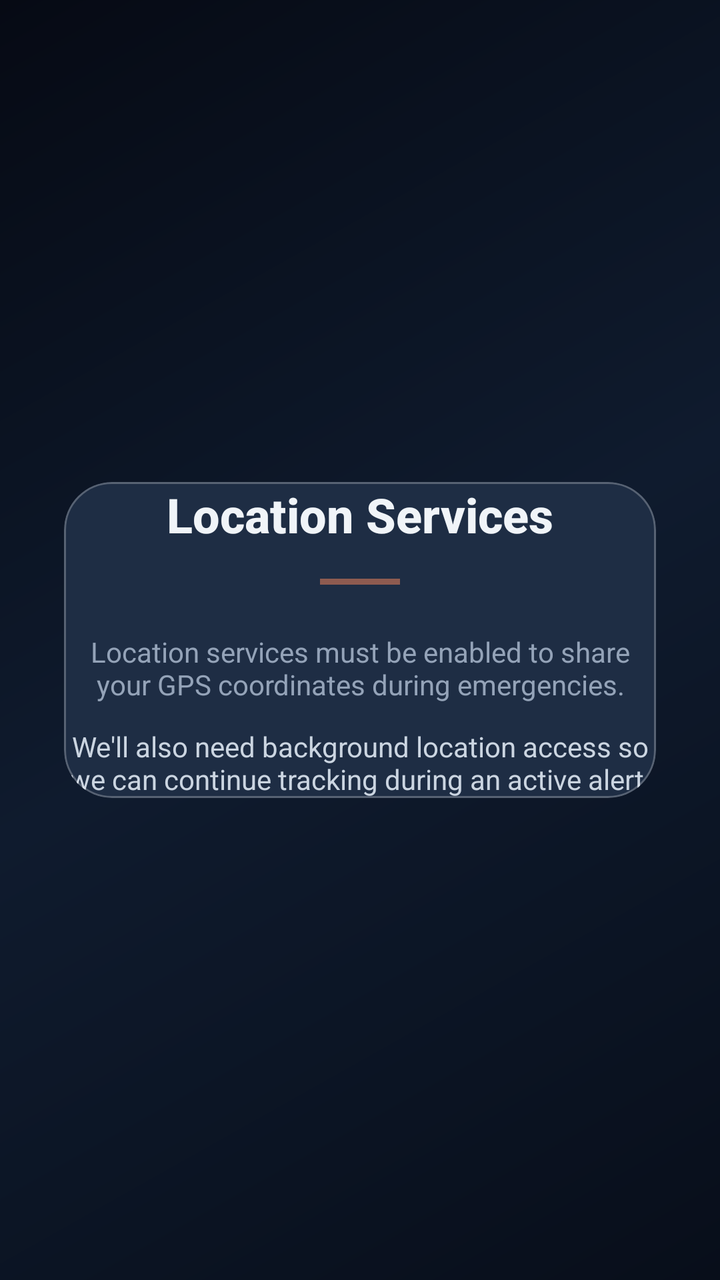
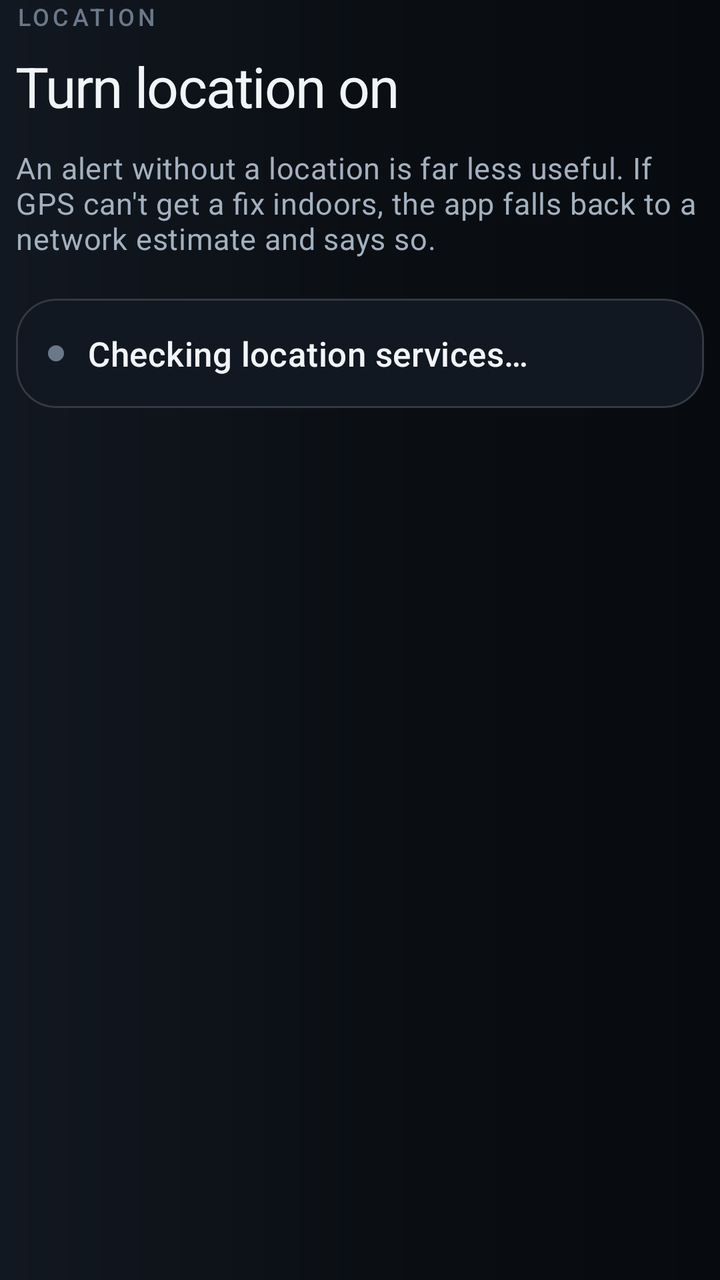

Two renders of the same Android screen: before a commit and after it. Below are the layout's source before the change and the commit's diff.
<!-- AndroidManifest.xml: application theme Theme.RakshaSetu -->
<!-- res/layout/page_onboarding_location.xml -->
<?xml version="1.0" encoding="utf-8"?>
<LinearLayout xmlns:android="http://schemas.android.com/apk/res/android"
    xmlns:app="http://schemas.android.com/apk/res-auto"
    android:layout_width="match_parent"
    android:layout_height="match_parent"
    android:orientation="vertical"
    android:background="@drawable/bg_gradient_dark"
    android:gravity="center"
    android:padding="32dp">

    <com.google.android.material.card.MaterialCardView
        android:layout_width="match_parent"
        android:layout_height="wrap_content"
        app:cardCornerRadius="24dp"
        app:cardElevation="0dp"
        app:cardBackgroundColor="@color/glass_card_solid"
        app:strokeColor="@color/glass_border"
        app:strokeWidth="1dp"
        android:padding="32dp">

        <LinearLayout
            android:layout_width="match_parent"
            android:layout_height="wrap_content"
            android:orientation="vertical"
            android:gravity="center">

            <TextView
                android:layout_width="wrap_content"
                android:layout_height="wrap_content"
                android:text="Location Services"
                android:textSize="24sp"
                android:textStyle="bold"
                android:textColor="@color/text_primary"
                android:fontFamily="sans-serif-medium" />

            <View
                android:layout_width="40dp"
                android:layout_height="3dp"
                android:background="@color/md_theme_primary"
                android:layout_marginTop="16dp"
                android:alpha="0.5" />

            <TextView
                android:layout_width="match_parent"
                android:layout_height="wrap_content"
                android:text="Location services must be enabled to share your GPS coordinates during emergencies."
                android:textSize="14sp"
                android:textColor="@color/text_secondary"
                android:layout_marginTop="24dp"
                android:gravity="center" />

            <TextView
                android:layout_width="match_parent"
                android:layout_height="wrap_content"
                android:text="We'll also need background location access so we can continue tracking during an active alert."
                android:textSize="14sp"
                android:textColor="@color/text_glass"
                android:layout_marginTop="12dp"
                android:gravity="center" />
        </LinearLayout>
    </com.google.android.material.card.MaterialCardView>
</LinearLayout>
<!-- resources referenced by this layout -->
<resources>
  <color name="glass_border">#40FFFFFF</color>
  <color name="glass_card_solid">#1E2D44</color>
  <color name="md_theme_primary">#FF8A5C</color>
  <color name="text_glass">#CBD5E1</color>
  <color name="text_primary">#F0F4F8</color>
  <color name="text_secondary">#94A3B8</color>
  <!-- drawable bg_gradient_dark (drawable) -->
  <?xml version="1.0" encoding="utf-8"?>
  <shape xmlns:android="http://schemas.android.com/apk/res/android"
      android:shape="rectangle">
      <gradient
          android:type="linear"
          android:angle="135"
          android:startColor="@color/background_gradient_start"
          android:centerColor="@color/background_gradient_mid"
          android:endColor="@color/background_gradient_end" />
  </shape>
  <style name="Theme.RakshaSetu" parent="Theme.Material3.Dark.NoActionBar">
          <item name="colorPrimary">@color/md_theme_primary</item>
          <item name="colorPrimaryDark">@color/primary_dark</item>
          <item name="colorAccent">@color/accent</item>
          <item name="android:windowBackground">@color/background</item>
          <item name="android:statusBarColor">@android:color/transparent</item>
          <item name="android:navigationBarColor">@android:color/transparent</item>
          <item name="android:windowDrawsSystemBarBackgrounds">true</item>
          <item name="android:windowTranslucentStatus">false</item>
          <item name="colorOnPrimary">@color/md_theme_onPrimary</item>
          <item name="colorSecondary">@color/md_theme_secondary</item>
          <item name="colorOnSecondary">@color/md_theme_onSecondary</item>
          <item name="android:colorBackground">@color/md_theme_background</item>
          <item name="colorSurface">@color/md_theme_surface</item>
          <item name="colorOnSurface">@color/md_theme_onSurface</item>
      </style>
  <color name="background_gradient_start">#080E1A</color>
  <color name="background_gradient_mid">#0F1B2E</color>
  <color name="background_gradient_end">#060A14</color>
  <color name="primary_dark">#E55A25</color>
  <color name="accent">#FFD166</color>
  <color name="background">#080E1A</color>
  <color name="md_theme_onPrimary">#FFFFFF</color>
  <color name="md_theme_secondary">#C4A882</color>
  <color name="md_theme_onSecondary">#2B1A00</color>
  <color name="md_theme_background">#080E1A</color>
  <color name="md_theme_surface">#1E2D44</color>
  <color name="md_theme_onSurface">#E2E8F0</color>
</resources>

<!-- the commit's change to res/layout/page_onboarding_location.xml (unified diff, before → after) -->
@@ -4,59 +4,61 @@
     android:layout_width="match_parent"
     android:layout_height="match_parent"
     android:orientation="vertical"
-    android:background="@drawable/bg_gradient_dark"
-    android:gravity="center"
-    android:padding="32dp">
+    android:paddingHorizontal="@dimen/space_2">
+
+    <TextView
+        android:layout_width="match_parent"
+        android:layout_height="wrap_content"
+        android:text="Location"
+        android:textAppearance="@style/TextAppearance.RS.Eyebrow" />
+
+    <TextView
+        android:layout_width="match_parent"
+        android:layout_height="wrap_content"
+        android:layout_marginTop="@dimen/space_2"
+        android:text="Turn location on"
+        android:textAppearance="@style/TextAppearance.RS.H1" />
+
+    <TextView
+        android:layout_width="match_parent"
+        android:layout_height="wrap_content"
+        android:layout_marginTop="@dimen/space_3"
+        android:text="An alert without a location is far less useful. If GPS can't get a fix indoors, the app falls back to a network estimate and says so."
+        android:textAppearance="@style/TextAppearance.RS.Body" />
 
     <com.google.android.material.card.MaterialCardView
+        style="@style/Widget.RS.Card"
         android:layout_width="match_parent"
         android:layout_height="wrap_content"
-        app:cardCornerRadius="24dp"
-        app:cardElevation="0dp"
-        app:cardBackgroundColor="@color/glass_card_solid"
-        app:strokeColor="@color/glass_border"
-        app:strokeWidth="1dp"
-        android:padding="32dp">
+        android:layout_marginTop="@dimen/space_5">
 
         <LinearLayout
             android:layout_width="match_parent"
             android:layout_height="wrap_content"
-            android:orientation="vertical"
-            android:gravity="center">
+            android:gravity="center_vertical"
+            android:orientation="horizontal"
+            android:padding="@dimen/space_4">
+
+            <View
+                android:id="@+id/dotLocation"
+                android:layout_width="8dp"
+                android:layout_height="8dp"
+                android:background="@drawable/bg_dot_idle" />
 
             <TextView
-                android:layout_width="wrap_content"
+                android:id="@+id/tvLocationStatus"
+                android:layout_width="0dp"
                 android:layout_height="wrap_content"
-                android:text="Location Services"
-                android:textSize="24sp"
-                android:textStyle="bold"
-                android:textColor="@color/text_primary"
-                android:fontFamily="sans-serif-medium" />
-
-            <View
-                android:layout_width="40dp"
-                android:layout_height="3dp"
-                android:background="@color/md_theme_primary"
-                android:layout_marginTop="16dp"
-                android:alpha="0.5" />
-
-            <TextView
-                android:layout_width="match_parent"
-                android:layout_height="wrap_content"
-                android:text="Location services must be enabled to share your GPS coordinates during emergencies."
-                android:textSize="14sp"
-                android:textColor="@color/text_secondary"
-                android:layout_marginTop="24dp"
-                android:gravity="center" />
-
-            <TextView
-                android:layout_width="match_parent"
-                android:layout_height="wrap_content"
-                android:text="We'll also need background location access so we can continue tracking during an active alert."
-                android:textSize="14sp"
-                android:textColor="@color/text_glass"
-                android:layout_marginTop="12dp"
-                android:gravity="center" />
+                android:layout_marginStart="@dimen/space_3"
+                android:layout_weight="1"
+                android:text="Checking location services…"
+                android:textAppearance="@style/TextAppearance.RS.H3" />
         </LinearLayout>
     </com.google.android.material.card.MaterialCardView>
+
+    <View
+        android:layout_width="match_parent"
+        android:layout_height="0dp"
+        android:layout_weight="1" />
+
 </LinearLayout>
<!-- resource entries referenced after the edit -->
@@ -1,49 +1,100 @@
 <!-- resources referenced by this layout -->
 <resources>
-  <color name="glass_border">#40FFFFFF</color>
-  <color name="glass_card_solid">#1E2D44</color>
-  <color name="md_theme_primary">#FF8A5C</color>
-  <color name="text_glass">#CBD5E1</color>
-  <color name="text_primary">#F0F4F8</color>
-  <color name="text_secondary">#94A3B8</color>
+  <dimen name="space_2">8dp</dimen>
+  <dimen name="space_3">12dp</dimen>
+  <dimen name="space_4">16dp</dimen>
+  <dimen name="space_5">20dp</dimen>
+  <!-- drawable bg_dot_idle (drawable) -->
+  <?xml version="1.0" encoding="utf-8"?>
+  <shape xmlns:android="http://schemas.android.com/apk/res/android"
+      android:shape="oval">
+      <solid android:color="@color/status_idle" />
+  </shape>
+  <style name="TextAppearance.RS.Body" parent="TextAppearance.Material3.BodyMedium">
+          <item name="android:textSize">@dimen/type_body</item>
+          <item name="android:textColor">@color/text_secondary</item>
+          <item name="android:lineSpacingMultiplier">1.25</item>
+      </style>
+  <style name="TextAppearance.RS.Eyebrow" parent="TextAppearance.Material3.LabelSmall">
+          <item name="android:textSize">@dimen/type_label</item>
+          <item name="android:textColor">@color/text_muted</item>
+          <item name="android:fontFamily">sans-serif-medium</item>
+          <item name="android:textAllCaps">true</item>
+          <item name="android:letterSpacing">0.14</item>
+      </style>
+  <style name="TextAppearance.RS.H1" parent="TextAppearance.Material3.HeadlineSmall">
+          <item name="android:textSize">@dimen/type_h1</item>
+          <item name="android:textColor">@color/text_primary</item>
+          <item name="android:fontFamily">sans-serif-medium</item>
+          <item name="android:letterSpacing">-0.02</item>
+      </style>
+  <style name="TextAppearance.RS.H3" parent="TextAppearance.Material3.TitleMedium">
+          <item name="android:textSize">@dimen/type_h3</item>
+          <item name="android:textColor">@color/text_primary</item>
+          <item name="android:fontFamily">sans-serif-medium</item>
+      </style>
+  <style name="Widget.RS.Card" parent="Widget.Material3.CardView.Filled">
+          <item name="cardBackgroundColor">@color/surface_raised</item>
+          <item name="cardCornerRadius">@dimen/radius_card</item>
+          <item name="cardElevation">0dp</item>
+          <item name="strokeColor">@color/hairline_default</item>
+          <item name="strokeWidth">@dimen/hairline</item>
+          <item name="rippleColor">@color/ripple_light</item>
+      </style>
+  <color name="text_primary">#F2F5F8</color>
+  <dimen name="type_h3">17sp</dimen>
+  <color name="surface_raised">#121821</color>
+  <dimen name="radius_card">20dp</dimen>
+  <color name="hairline_default">#26FFFFFF</color>
+  <dimen name="hairline">1dp</dimen>
+  <color name="ripple_light">#1FFFFFFF</color>
+  <color name="text_secondary">#A3B0BF</color>
+  <dimen name="type_label">12sp</dimen>
+  <color name="text_muted">#6B7889</color>
+  <dimen name="type_h1">28sp</dimen>
   <!-- drawable bg_gradient_dark (drawable) -->
   <?xml version="1.0" encoding="utf-8"?>
   <shape xmlns:android="http://schemas.android.com/apk/res/android"
       android:shape="rectangle">
       <gradient
           android:type="linear"
-          android:angle="135"
-          android:startColor="@color/background_gradient_start"
-          android:centerColor="@color/background_gradient_mid"
-          android:endColor="@color/background_gradient_end" />
+          android:angle="180"
+          android:startColor="@color/surface_sunken"
+          android:centerColor="@color/surface_base"
+          android:endColor="@color/surface_raised" />
   </shape>
+  <color name="surface_sunken">#070A0E</color>
   <style name="Theme.RakshaSetu" parent="Theme.Material3.Dark.NoActionBar">
-          <item name="colorPrimary">@color/md_theme_primary</item>
-          <item name="colorPrimaryDark">@color/primary_dark</item>
-          <item name="colorAccent">@color/accent</item>
-          <item name="android:windowBackground">@color/background</item>
+          <item name="colorPrimary">@color/accent</item>
+          <item name="colorOnPrimary">@color/text_on_accent</item>
+          <item name="colorPrimaryContainer">@color/accent_muted</item>
+          <item name="colorOnPrimaryContainer">@color/accent</item>
+          <item name="colorSecondary">@color/data_text</item>
+          <item name="colorOnSecondary">@color/surface_base</item>
+          <item name="colorError">@color/sos_button</item>
+          <item name="android:colorBackground">@color/surface_base</item>
+          <item name="colorSurface">@color/surface_raised</item>
+          <item name="colorOnSurface">@color/text_primary</item>
+          <item name="colorSurfaceVariant">@color/surface_overlay</item>
+          <item name="colorOnSurfaceVariant">@color/text_secondary</item>
+          <item name="colorOutline">@color/hairline_strong</item>
+          <item name="android:windowBackground">@drawable/bg_gradient_dark</item>
           <item name="android:statusBarColor">@android:color/transparent</item>
           <item name="android:navigationBarColor">@android:color/transparent</item>
           <item name="android:windowDrawsSystemBarBackgrounds">true</item>
-          <item name="android:windowTranslucentStatus">false</item>
-          <item name="colorOnPrimary">@color/md_theme_onPrimary</item>
-          <item name="colorSecondary">@color/md_theme_secondary</item>
-          <item name="colorOnSecondary">@color/md_theme_onSecondary</item>
-          <item name="android:colorBackground">@color/md_theme_background</item>
-          <item name="colorSurface">@color/md_theme_surface</item>
-          <item name="colorOnSurface">@color/md_theme_onSurface</item>
+          <item name="android:textColorPrimary">@color/text_primary</item>
+          <item name="android:textColorSecondary">@color/text_secondary</item>
+          <item name="android:textColorHint">@color/text_muted</item>
       </style>
-  <color name="background_gradient_start">#080E1A</color>
-  <color name="background_gradient_mid">#0F1B2E</color>
-  <color name="background_gradient_end">#060A14</color>
-  <color name="primary_dark">#E55A25</color>
-  <color name="accent">#FFD166</color>
-  <color name="background">#080E1A</color>
-  <color name="md_theme_onPrimary">#FFFFFF</color>
-  <color name="md_theme_secondary">#C4A882</color>
-  <color name="md_theme_onSecondary">#2B1A00</color>
-  <color name="md_theme_background">#080E1A</color>
-  <color name="md_theme_surface">#1E2D44</color>
-  <color name="md_theme_onSurface">#E2E8F0</color>
+  <color name="status_idle">#6B7889</color>
+  <dimen name="type_body">15sp</dimen>
+  <color name="accent">#FF6A3D</color>
+  <color name="text_on_accent">#1A0B07</color>
+  <color name="accent_muted">#33205A38</color>
+  <color name="data_text">#8FA3BC</color>
+  <color name="surface_base">#0B0F14</color>
+  <color name="sos_button">#E23D2E</color>
+  <color name="surface_overlay">#18202B</color>
+  <color name="hairline_strong">#3DFFFFFF</color>
 </resources>
 
